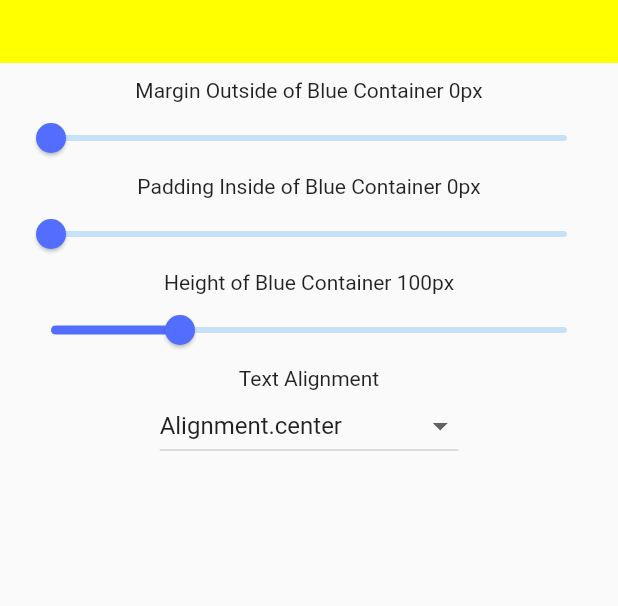
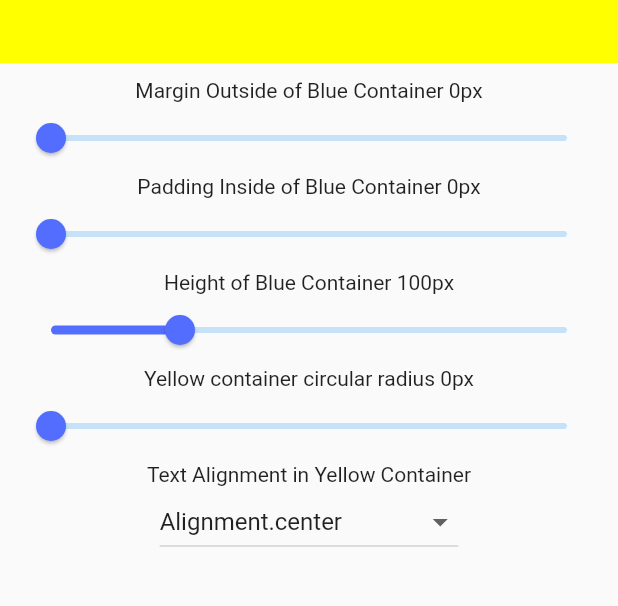
Before and after one commit to ready1/wtf, a Flutter app: the T01Container screen opened directly, on a phone screen of 412 x 824 dp, the part 171-777 px from its top. Run offline on Flutter 3.47's test engine with Material 2 defaults, Android fonts, the phone set to English and light mode, and no system bars.

Commit message:
added box decoration so inner container has circular radius

```diff
--- a/lib/tutorial-01/t01-container.dart
+++ b/lib/tutorial-01/t01-container.dart
@@ -9,6 +9,7 @@ class _T01ContainerState extends State<T01Container> {
   double _margin = 0;
   double _padding = 0;
   double _height = 100;
+  double _radius = 0;
   String _alignment = Alignment.center.toString();
   Alignment alignment = Alignment.center;
 
@@ -29,8 +30,12 @@ class _T01ContainerState extends State<T01Container> {
               ),
               padding: EdgeInsets.all(_padding),
               color: Colors.lightBlue,
-              child:  Container(
-                color: Colors.yellowAccent,
+              child:  AnimatedContainer(
+                duration: Duration(milliseconds: 250),
+                decoration: BoxDecoration(
+                    color: Colors.yellowAccent,
+                    borderRadius: BorderRadius.circular(_radius)
+                ),
                 width: 1000,
                 alignment: alignment,
                 child: Text('What the Flutter'),
@@ -72,7 +77,17 @@ class _T01ContainerState extends State<T01Container> {
                     },
                     value: _height,
                   ),
-                  Text('Text Alignment'),
+                  Text('Yellow container circular radius ${_radius.round().toString()}px'),
+                  Slider(
+                    activeColor: Colors.indigoAccent,
+                    min: 0,
+                    max: 30.0,
+                    onChanged: (val) {
+                      setState(() => _radius = val);
+                    },
+                    value: _radius,
+                  ),
+                  Text('Text Alignment in Yellow Container'),
                   DropdownButton<String>(
                     items: <String>[
                       Alignment.bottomCenter.toString(), Alignment.bottomLeft.toString(),
```
